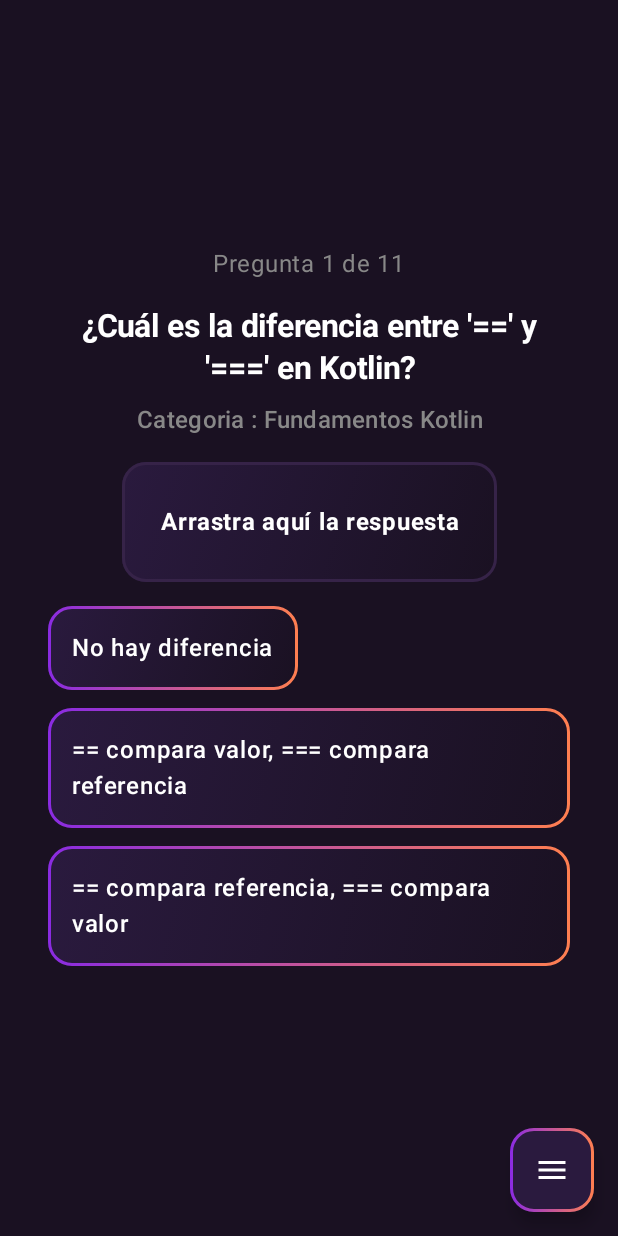
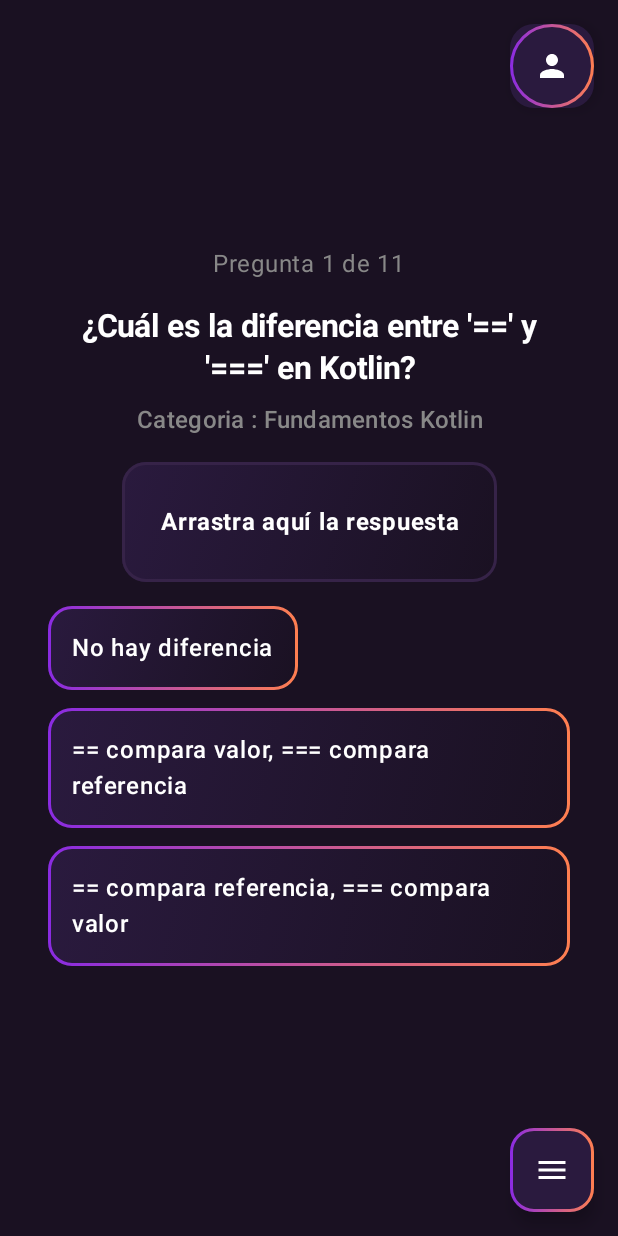
Before and after one commit to SantiagoGrinblat/KotlinQuiz, an Android app built with Jetpack Compose: the screen it shows after launch (MainActivity), after a tap on "kotlin", on a phone screen of 412 x 824 dp. Run offline under Robolectric (Android 15) with nearby library versions, the phone set to English and light mode, and no system bars; 2 other taps on this screen came first.

Commit message:
Se agrega boton para crear menu de usuario

```diff
--- a/app/build.gradle.kts
+++ b/app/build.gradle.kts
@@ -57,6 +57,9 @@ dependencies {
   testImplementation(libs.mockk)
   androidTestImplementation(libs.mockk.android)
 
+  //Navigation
+  implementation(libs.androidx.navigation.compose)
+
   implementation(libs.androidx.core.ktx)
   implementation(libs.androidx.lifecycle.runtime.ktx)
   implementation(libs.androidx.activity.compose)
--- a/app/src/main/java/com/santidev/kotlinquiz/ui/screen/QuizScreen.kt
+++ b/app/src/main/java/com/santidev/kotlinquiz/ui/screen/QuizScreen.kt
@@ -24,6 +24,7 @@ import androidx.compose.ui.unit.dp
 import com.santidev.kotlinquiz.data.QuestionRepository
 import com.santidev.kotlinquiz.utils.DetailedMenu
 import com.santidev.kotlinquiz.utils.QuestionCard
+import com.santidev.kotlinquiz.utils.components.ButtonUsers
 
 @Composable
 fun QuizScreen() {
@@ -99,5 +100,6 @@ fun QuizScreen() {
         )
       }
     }
+    ButtonUsers()
   }
 }
--- a/app/src/main/java/com/santidev/kotlinquiz/utils/DetailedMenu.kt
+++ b/app/src/main/java/com/santidev/kotlinquiz/utils/DetailedMenu.kt
@@ -10,19 +10,15 @@ import androidx.compose.foundation.layout.Spacer
 import androidx.compose.foundation.layout.fillMaxSize
 import androidx.compose.foundation.layout.fillMaxWidth
 import androidx.compose.foundation.layout.height
-import androidx.compose.foundation.layout.navigationBarsPadding
 import androidx.compose.foundation.layout.padding
 import androidx.compose.foundation.rememberScrollState
 import androidx.compose.foundation.shape.RoundedCornerShape
 import androidx.compose.foundation.verticalScroll
-import androidx.compose.material.icons.Icons
-import androidx.compose.material.icons.filled.Menu
 import androidx.compose.material3.ButtonDefaults
+import androidx.compose.material3.DrawerState
 import androidx.compose.material3.DrawerValue
 import androidx.compose.material3.ExperimentalMaterial3Api
-import androidx.compose.material3.FloatingActionButton
 import androidx.compose.material3.HorizontalDivider
-import androidx.compose.material3.Icon
 import androidx.compose.material3.MaterialTheme
 import androidx.compose.material3.ModalDrawerSheet
 import androidx.compose.material3.ModalNavigationDrawer
@@ -30,20 +26,14 @@ import androidx.compose.material3.Text
 import androidx.compose.material3.TextButton
 import androidx.compose.material3.rememberDrawerState
 import androidx.compose.runtime.Composable
-import androidx.compose.runtime.getValue
-import androidx.compose.runtime.mutableStateOf
-import androidx.compose.runtime.remember
 import androidx.compose.runtime.rememberCoroutineScope
-import androidx.compose.runtime.setValue
-import androidx.compose.ui.Alignment
 import androidx.compose.ui.Modifier
 import androidx.compose.ui.geometry.Offset
 import androidx.compose.ui.graphics.Brush
 import androidx.compose.ui.graphics.Color
 import androidx.compose.ui.text.font.FontWeight
 import androidx.compose.ui.unit.dp
-import androidx.compose.ui.unit.sp
-import com.santidev.kotlinquiz.data.QuestionCategory
+import com.santidev.kotlinquiz.utils.components.ButtonMenu
 import kotlinx.coroutines.launch
 
 @OptIn(ExperimentalMaterial3Api::class)
@@ -160,12 +150,8 @@ fun DetailedMenu(
     },
     drawerState = drawerState
   ) {
-    Box(modifier = Modifier.fillMaxSize()) {
-
-      content(PaddingValues(0.dp))
-
-      FloatingActionButton(
-        onClick = {
+    ButtonMenu(
+      onMenuClick = {
         scope.launch {
           if (drawerState.isClosed) {
             drawerState.open()
@@ -174,21 +160,7 @@ fun DetailedMenu(
           }
         }
       },
-        containerColor = Color(0xFF2A1A3E),
-        modifier = Modifier
-          .align(Alignment.BottomEnd)
-          .padding(16.dp)
-          .navigationBarsPadding()
-          .border(
-            width = 2.dp,
-            brush = Brush.horizontalGradient(
-              colors = listOf(Color(0xFF8A2BE2), Color(0xFFFF7F50))
-            ),
-            shape = RoundedCornerShape(16.dp)
-          ),
-      ) {
-        Icon(Icons.Default.Menu, contentDescription = "Abrir menú", tint = Color.White)
+      content = content
+    )
   }
 }
-  }
-}
--- /dev/null
+++ b/app/src/main/java/com/santidev/kotlinquiz/utils/components/ButtonMenu.kt
@@ -0,0 +1,53 @@
+package com.santidev.kotlinquiz.utils.components
+
+import android.system.Os.close
+import androidx.compose.foundation.border
+import androidx.compose.foundation.layout.Box
+import androidx.compose.foundation.layout.PaddingValues
+import androidx.compose.foundation.layout.fillMaxSize
+import androidx.compose.foundation.layout.navigationBarsPadding
+import androidx.compose.foundation.layout.padding
+import androidx.compose.foundation.shape.RoundedCornerShape
+import androidx.compose.material.icons.Icons
+import androidx.compose.material.icons.filled.Menu
+import androidx.compose.material3.DrawerState
+import androidx.compose.material3.DrawerValue
+import androidx.compose.material3.FloatingActionButton
+import androidx.compose.material3.Icon
+import androidx.compose.runtime.Composable
+import androidx.compose.runtime.rememberCoroutineScope
+import androidx.compose.ui.Alignment
+import androidx.compose.ui.Modifier
+import androidx.compose.ui.graphics.Brush
+import androidx.compose.ui.graphics.Color
+import androidx.compose.ui.unit.dp
+import kotlinx.coroutines.launch
+
+@Composable
+fun ButtonMenu(
+  onMenuClick: () -> Unit, // Cambiamos a una lambda
+  content: @Composable (PaddingValues) -> Unit,
+) {
+  Box(modifier = Modifier.fillMaxSize()) {
+
+    content(PaddingValues(0.dp))
+
+    FloatingActionButton(
+      onClick = onMenuClick, // Simplemente llamamos la lambda
+      containerColor = Color(0xFF2A1A3E),
+      modifier = Modifier
+        .align(Alignment.BottomEnd)
+        .padding(16.dp)
+        .navigationBarsPadding()
+        .border(
+          width = 2.dp,
+          brush = Brush.horizontalGradient(
+            colors = listOf(Color(0xFF8A2BE2), Color(0xFFFF7F50))
+          ),
+          shape = RoundedCornerShape(16.dp)
+        ),
+    ) {
+      Icon(Icons.Default.Menu, contentDescription = "Abrir menú", tint = Color.White)
+    }
+  }
+}
--- /dev/null
+++ b/app/src/main/java/com/santidev/kotlinquiz/utils/components/ButtonUsers.kt
@@ -0,0 +1,44 @@
+package com.santidev.kotlinquiz.utils.components
+
+import androidx.compose.foundation.border
+import androidx.compose.foundation.layout.Box
+import androidx.compose.foundation.layout.fillMaxWidth
+import androidx.compose.foundation.layout.navigationBarsPadding
+import androidx.compose.foundation.layout.padding
+import androidx.compose.foundation.shape.RoundedCornerShape
+import androidx.compose.material.icons.Icons
+import androidx.compose.material.icons.filled.Menu
+import androidx.compose.material.icons.filled.Person
+import androidx.compose.material3.FloatingActionButton
+import androidx.compose.material3.Icon
+import androidx.compose.runtime.Composable
+import androidx.compose.ui.Alignment
+import androidx.compose.ui.Modifier
+import androidx.compose.ui.graphics.Brush
+import androidx.compose.ui.graphics.Color
+import androidx.compose.ui.unit.dp
+
+@Composable
+fun ButtonUsers() {
+  Box(modifier = Modifier.fillMaxWidth()) {
+
+    FloatingActionButton(
+      onClick = {},
+      containerColor = Color(0xFF2A1A3E),
+      modifier = Modifier
+        .align(Alignment.TopEnd)
+        .padding(16.dp)
+        .navigationBarsPadding()
+        .border(
+          width = 2.dp,
+          brush = Brush.horizontalGradient(
+            colors = listOf(Color(0xFF8A2BE2), Color(0xFFFF7F50))
+          ),
+          shape = RoundedCornerShape(50.dp)
+        ),
+    ) {
+      Icon(Icons.Default.Person, contentDescription = "Abrir menú Personal", tint = Color.White)
+    }
+  }
+
+}
--- a/gradle/libs.versions.toml
+++ b/gradle/libs.versions.toml
@@ -12,6 +12,7 @@ viewmodelCompose = "2.9.3"
 accompanist = "0.34.0"
 kotlinx-serialization = "1.7.3"
 mockk = "1.14.5"
+navigationCompose = "2.8.4"
 
 [libraries]
 androidx-core-ktx = { group = "androidx.core", name = "core-ktx", version.ref = "coreKtx" }
@@ -33,6 +34,7 @@ accompanist-flowlayout = { module = "com.google.accompanist:accompanist-flowlayo
 serialization-json = { group = "org.jetbrains.kotlinx", name = "kotlinx-serialization-json", version.ref = "kotlinx-serialization" }
 mockk = { module = "io.mockk:mockk", version.ref = "mockk" }
 mockk-android = { module = "io.mockk:mockk-android", version.ref = "mockk" }
+androidx-navigation-compose = { module = "androidx.navigation:navigation-compose", version.ref = "navigationCompose" }
 
 [plugins]
 android-application = { id = "com.android.application", version.ref = "agp" }
```
Lines whose indentation alone changed are shown as unchanged.
